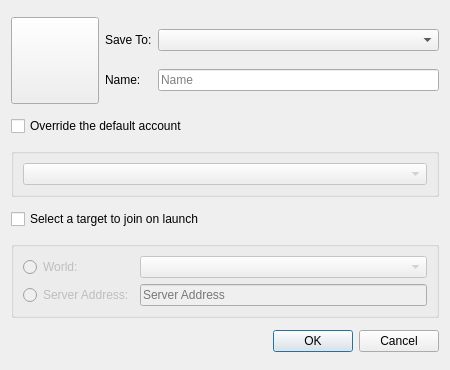
Before: the Qt Designer form launcher/ui/dialogs/CreateShortcutDialog.ui in FreesmTeam/FreesmLauncher, drawn with Qt 5.
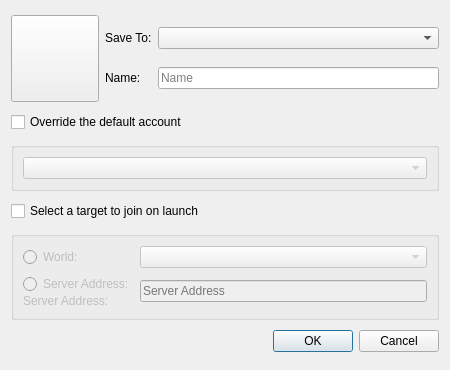
After: the same form once the commit is applied. Icons and pictures are not drawn.

Commit message: Special treatment of non-Quick Join worlds

```diff
--- a/launcher/ui/dialogs/CreateShortcutDialog.ui
+++ b/launcher/ui/dialogs/CreateShortcutDialog.ui
@@ -131,6 +131,11 @@
      </property>
      <layout class="QGridLayout" name="targetOptionsGridLayout">
       <item row="0" column="0">
+       <layout class="QVBoxLayout" name="worldOverlap">
+        <property name="spacing">
+         <number>0</number>
+        </property>
+        <item>
        <widget class="QRadioButton" name="worldTarget">
         <property name="text">
          <string>World:</string>
@@ -140,6 +145,8 @@
         </attribute>
        </widget>
       </item>
+       </layout>
+      </item>
       <item row="0" column="1">
        <widget class="QComboBox" name="worldSelectionBox">
         <property name="sizePolicy">
@@ -151,6 +158,11 @@
        </widget>
       </item>
       <item row="1" column="0">
+       <layout class="QVBoxLayout" name="serverOverlap">
+        <property name="spacing">
+         <number>0</number>
+        </property>
+        <item>
        <widget class="QRadioButton" name="serverTarget">
         <property name="text">
          <string>Server Address:</string>
@@ -159,6 +171,18 @@
          <string notr="true">targetBtnGroup</string>
         </attribute>
        </widget>
+        </item>
+        <item>
+         <widget class="QLabel" name="serverLabel">
+          <property name="visible">
+           <bool>false</bool>
+          </property>
+          <property name="text">
+           <string>Server Address:</string>
+          </property>
+         </widget>
+        </item>
+       </layout>
       </item>
       <item row="1" column="1">
        <widget class="QLineEdit" name="serverAddressBox">
```
Lines whose indentation alone changed are shown as unchanged. The commit also changes 1 other file.
